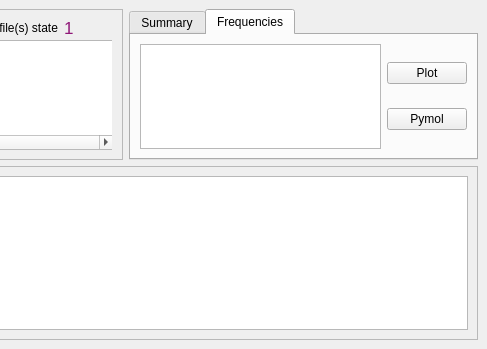
Above: src/main/python/UIs/AnalyseWindow.ui from isaksengeir/REACT before the change; both pictures show x 217 to 704 and y 0 to 349 of the 704 by 349 pixel window. Below: the same form after it.
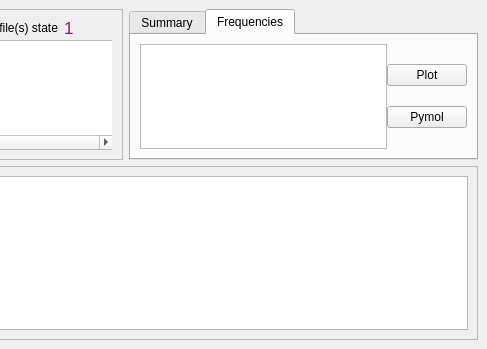
That is the form after the change. Icons and pictures are not drawn.

```diff
--- a/src/main/python/UIs/AnalyseWindow.ui
+++ b/src/main/python/UIs/AnalyseWindow.ui
@@ -350,6 +350,12 @@
           <height>151</height>
          </size>
         </property>
+        <property name="styleSheet">
+         <string notr="true">Qtabwidget {
+margin: 0px, 0px,0px,0px;
+
+}</string>
+        </property>
         <property name="currentIndex">
          <number>1</number>
         </property>
@@ -385,6 +391,9 @@
          <layout class="QVBoxLayout" name="verticalLayout_5">
           <item>
            <layout class="QGridLayout" name="gridLayout_5">
+            <property name="spacing">
+             <number>0</number>
+            </property>
             <item row="0" column="0">
              <widget class="QListWidget" name="list_frequencies">
               <property name="font">
@@ -399,6 +408,12 @@
             </item>
             <item row="0" column="1">
              <layout class="QGridLayout" name="gridLayout_4">
+              <property name="horizontalSpacing">
+               <number>-1</number>
+              </property>
+              <property name="verticalSpacing">
+               <number>0</number>
+              </property>
               <item row="0" column="0">
                <widget class="QPushButton" name="button_plot_frq">
                 <property name="text">
```
